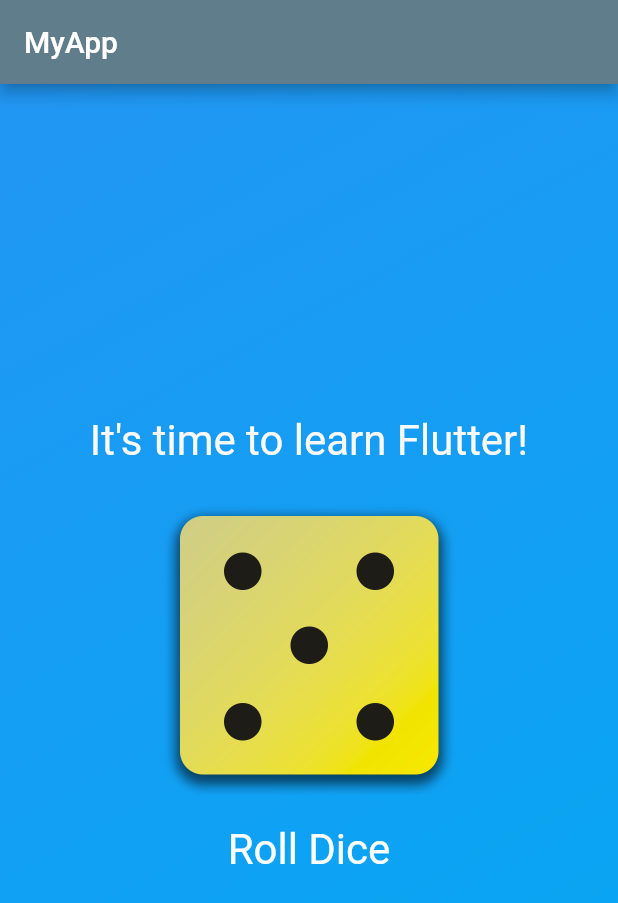
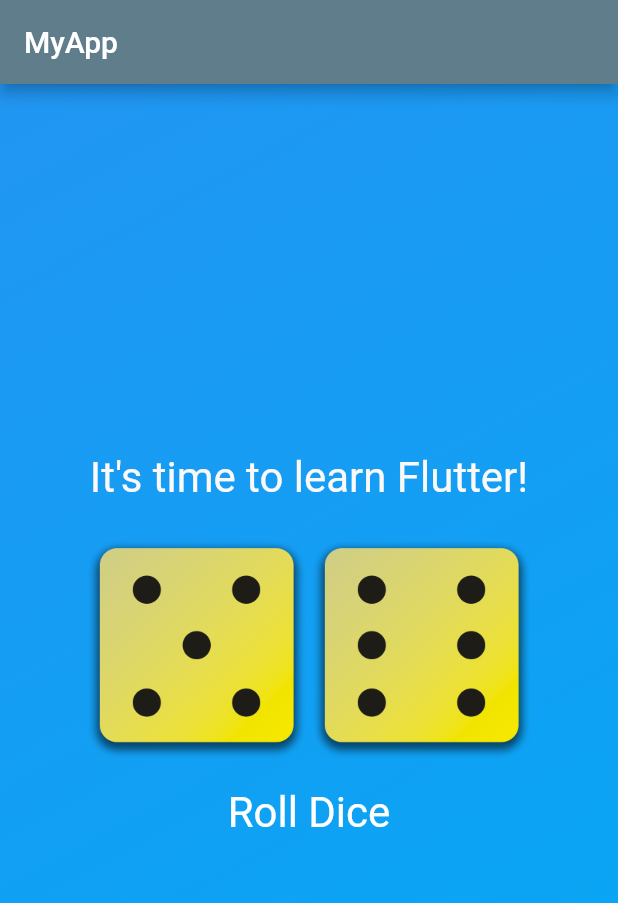
Before and after one commit to georgebolarakis/flutter, a Flutter app: the screen it shows after launch, after a tap on "Roll Dice", on a phone screen of 412 x 824 dp. Shown: the top 903 px of the screen. Run offline on Flutter 3.47's test engine with Material 2 defaults, Android fonts, the phone set to English and light mode, and no system bars; our stand-ins replace cloud_firestore, firebase_auth, firebase_core, go_router; missing offline and left inert: firebase_ui_auth; accounts and stored records are empty; generated files the repository leaves out were written again.

Commit message:
two dice

```diff
--- a/dices_app/lib/widgets/dice_roller.dart
+++ b/dices_app/lib/widgets/dice_roller.dart
@@ -14,7 +14,8 @@ class DiceRoller extends StatefulWidget {
 
 class _DiceRollerState extends State<DiceRoller> {
   //var activeDiceImage = 'assets/images/dice-2.png';
-  var currentDiceRoll = 1;
+  var currentDice1Roll = 1;
+  var currentDice2Roll = 2;
 
   void rollDice() {
     //var diceRoll = Random().nextInt(6) + 1; //this will give us a valute between 1 and 6
@@ -22,7 +23,8 @@ class _DiceRollerState extends State<DiceRoller> {
       //by setting the randomizer we save space since we don't need to
       //re run Random every time the app is build
       //since it just gets initialized ones and used many times
-      currentDiceRoll = randomizer.nextInt(6) + 1;
+      currentDice1Roll = randomizer.nextInt(6) + 1;
+      currentDice2Roll = randomizer.nextInt(6) + 1;
       //activeDiceImage = 'assets/images/dice-$diceRoll.png';
     });
   }
@@ -41,10 +43,20 @@ class _DiceRollerState extends State<DiceRoller> {
         const SizedBox(
           height: 20,
         ),
-        Image.asset(
-          'assets/images/dice-$currentDiceRoll.png',
-          width: 200,
+        Row(
+          mainAxisAlignment: MainAxisAlignment.center,
+          children: [
+            Image.asset(
+              'assets/images/dice-$currentDice1Roll.png',
+              width: 150,
+            ),
+            Image.asset(
+              'assets/images/dice-$currentDice2Roll.png',
+              width: 150,
+            ),
+          ],
         ),
+
         TextButton(
           onPressed: rollDice,
           style: TextButton.styleFrom(
```
